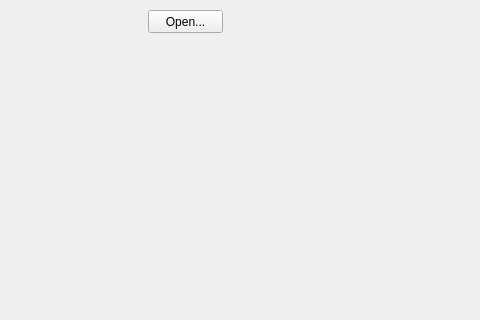
Above: rgz2/mainwindow.ui from VerumQuark/gdik_rgz_2 before the change; both pictures show x 292 to 772 and y 0 to 320 of the 1219 by 900 pixel window. Below: the same form after it.
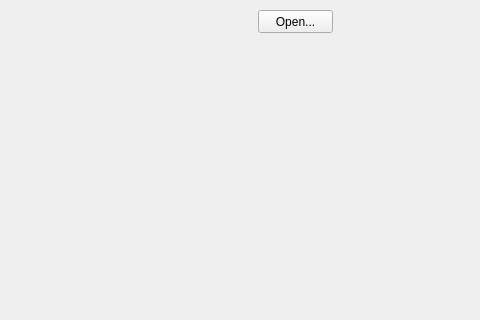
That is the form after the change.

Commit message: Removed QLabel label

Diff of the .ui file:
```diff
--- a/rgz2/mainwindow.ui
+++ b/rgz2/mainwindow.ui
@@ -23,7 +23,7 @@
    <widget class="QPushButton" name="pushButton">
     <property name="geometry">
      <rect>
-      <x>440</x>
+      <x>550</x>
       <y>10</y>
       <width>75</width>
       <height>23</height>
```
Left out of the diff: 2 changed lines with no effect on the pictures. The commit also changes 2 other files.
